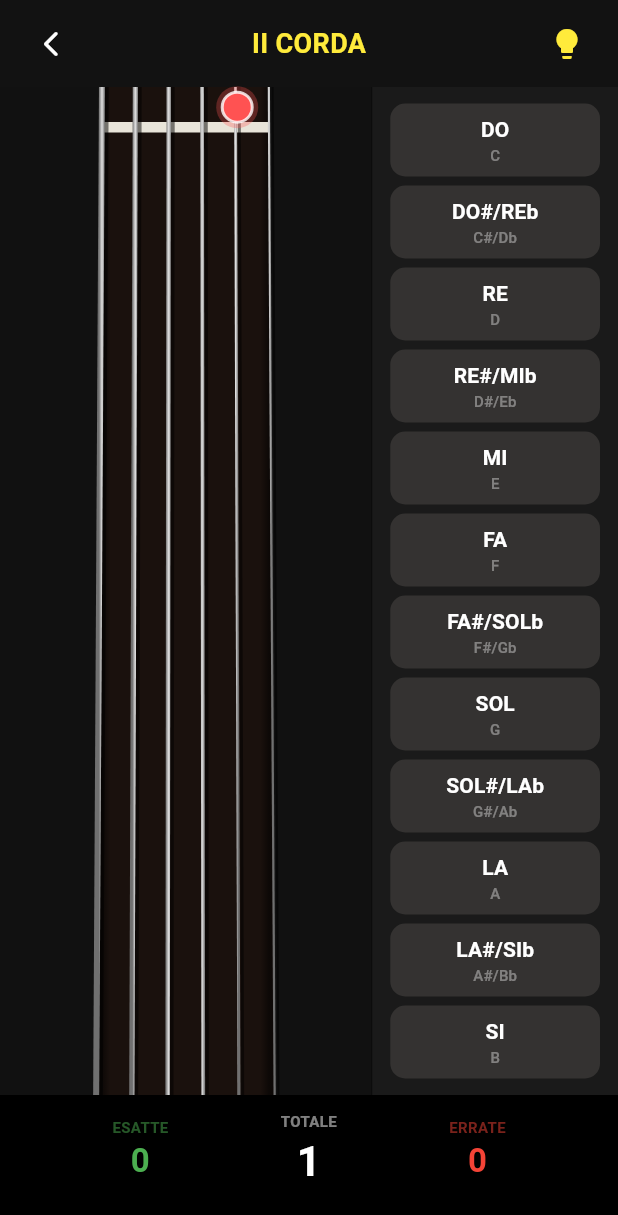
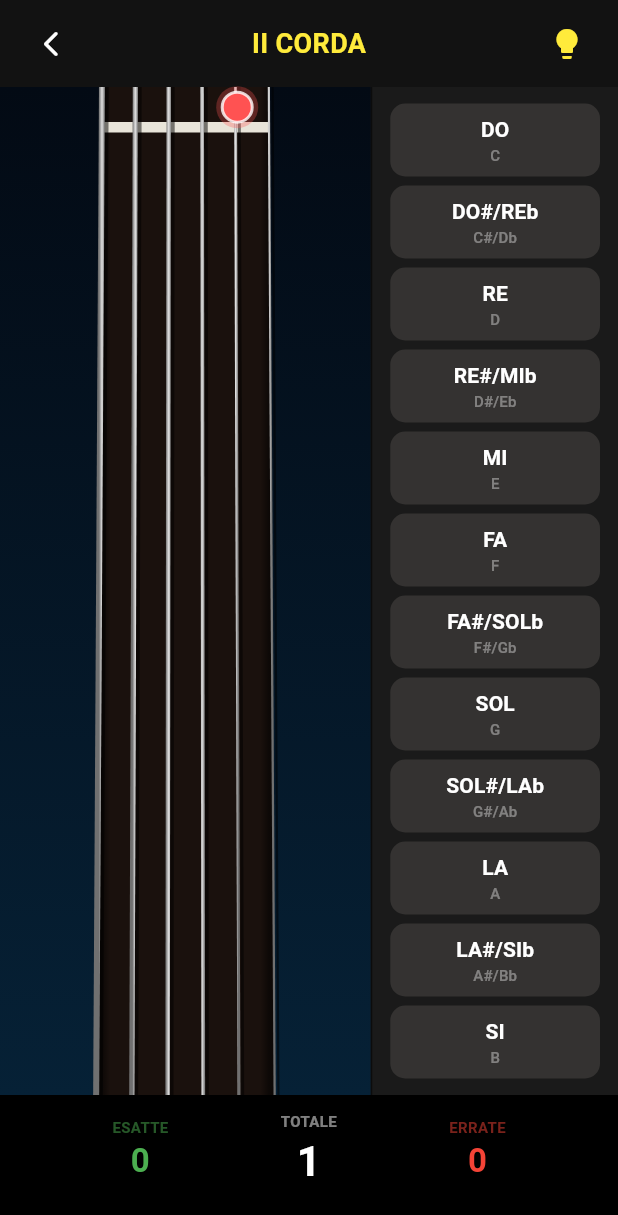
Before and after one commit to LimeBob1985/what-note-is-it, a Flutter app: the GamePage screen opened directly with empty values, after a tap on the "lightbulb" icon, on a phone screen of 412 x 824 dp. Shown: the top 1215 px of the screen. Run offline on Flutter 3.47's test engine with Material 3 defaults, Android fonts, the phone set to English and light mode, and no system bars; our stand-ins replace shared_preferences; accounts and stored records are empty.

Commit message:
Modifica al colore di fondo

```diff
--- a/lib/widgets/guitar_neck_painter.dart
+++ b/lib/widgets/guitar_neck_painter.dart
@@ -1,3 +1,4 @@
+// lib/widgets/guitar_neck_painter.dart
 import 'package:flutter/material.dart';
 import 'dart:ui' as ui;
 
@@ -35,8 +36,7 @@ class GuitarNeckPainter extends CustomPainter {
     final double width = size.width;
     final double height = size.height;
 
-    // Colori definiti
-    const Color neckBackground = Color(0xFF111111); // Grigio quasi nero richiesto
+    // --- COLORI DEFINITI ---
     const Color fretboardWood = Color(0xFF1A110D);
     const Color nutColor = Color(0xFFE8E4D9);
 
@@ -60,9 +60,17 @@ class GuitarNeckPainter extends CustomPainter {
       return (width - getWidthAtY(y)) / 2;
     }
 
-    // --- 1. SFONDO LATERALE (GRIGIO SCURISSIMO) ---
-    paint.color = neckBackground;
+    // --- 1. SFONDO LATERALE (GRADIENTE BLU SFUMATO DALL'ICONA) ---
+    paint.shader = ui.Gradient.linear(
+      const Offset(0, 0),
+      Offset(0, height),
+      [
+        const Color(0xFF030A14), // Blu molto scuro (alto)
+        const Color(0xFF062136), // Blu petrolio sfumato (basso)
+      ],
+    );
     canvas.drawRect(Rect.fromLTWH(0, 0, width, height), paint);
+    paint.shader = null; // Reset shader per gli altri elementi
 
     // --- 2. TASTIERA ---
     paint.color = fretboardWood;
@@ -121,7 +129,7 @@ class GuitarNeckPainter extends CustomPainter {
           final Paint inlayPaint = Paint()
             ..shader = ui.Gradient.radial(
               center,
-              8,
+              centerW / 12, // Dimensione proporzionale
               [Colors.white.withOpacity(0.6), Colors.white.withOpacity(0.1)],
               [0.1, 1.0],
             );
@@ -142,8 +150,8 @@ class GuitarNeckPainter extends CustomPainter {
       canvas.drawLine(Offset(currentX, currentPos + 1), Offset(currentX + currentW, currentPos + 1), paint);
 
       paint.shader = LinearGradient(
-        colors: [Color(0xFF808080), Color(0xFFE0E0E0), Color(0xFF808080)],
-        stops: [0.0, 0.5, 1.0],
+        colors: [const Color(0xFF808080), const Color(0xFFE0E0E0), const Color(0xFF808080)],
+        stops: const [0.0, 0.5, 1.0],
       ).createShader(Rect.fromLTWH(currentX, currentPos - 1, currentW, 2));
 
       paint.strokeWidth = 2.5;
@@ -164,27 +172,23 @@ class GuitarNeckPainter extends CustomPainter {
       double xBase = baseXStart + (i * (baseWidth / 5));
       double sWidth = 4.0 - (i * 0.5);
 
-      // Identifichiamo se questa corda deve essere animata
       bool isAnimatedString = isAnimatingFound && (i + 1 == stringFoundIdx);
 
       if (!isAnimatedString) {
-        // OMBRA corda standard
         canvas.drawLine(
           Offset(xNut + 2.5, 0), Offset(xBase + 2.5, height),
           Paint()..color = Colors.black.withOpacity(0.5)..strokeWidth = sWidth..isAntiAlias = true
         );
 
-        // CORDA standard
         paint.shader = ui.Gradient.linear(
           Offset(xNut - 2, 0), Offset(xNut + 2, 0),
-          [Color(0xFF707070), Color(0xFFE0E0E0), Color(0xFF707070)],
-          [0.0, 0.5, 1.0],
+          [const Color(0xFF707070), const Color(0xFFE0E0E0), const Color(0xFF707070)],
+          const [0.0, 0.5, 1.0],
         );
         paint.strokeWidth = sWidth;
         canvas.drawLine(Offset(xNut, 0), Offset(xBase, height), paint);
         paint.shader = null;
       } else {
-        // --- EFFETTO GARAGEBAND ---
         double startY;
         if (fretFoundIdx == 0) {
           startY = nutY / 2;
@@ -194,17 +198,15 @@ class GuitarNeckPainter extends CustomPainter {
           startY = prevP + (currP - prevP) / 2;
         }
 
-        // Parte superiore (fissa)
         paint.color = const Color(0xFFBDBDBD);
         paint.strokeWidth = sWidth;
         canvas.drawLine(Offset(xNut, 0), Offset(xNut, startY), paint);
 
-        // Parte inferiore (animata/sfumata)
         paint.shader = ui.Gradient.linear(
           Offset(xNut, startY),
           Offset(xBase, height),
           [const Color(0xFFE0E0E0).withOpacity(1.0 - animationValue), Colors.transparent],
-          [0.0, 1.0],
+          const [0.0, 1.0],
         );
         paint.strokeWidth = sWidth * 2.0 * (1.0 - animationValue / 2.0);
         canvas.drawLine(Offset(xNut, startY), Offset(xBase, height), paint);
@@ -228,20 +230,17 @@ class GuitarNeckPainter extends CustomPainter {
     double getXForStringAtY(int stringIdx, double y) {
       double xNut = nutX + (stringIdx * (nutW / 5));
       double xBase = baseX + (stringIdx * (baseW / 5));
-      // Calcolo interpolato della X in base alla profondità Y
       double totalH = fretPositions.isEmpty ? 1 : fretPositions.last;
       return xNut + (xBase - xNut) * (y / totalH);
     }
 
     int sIdx = currentString - 1;
 
-    // Note trovate (Verdi)
     for (int f in foundFrets) {
       double dotY = (f == 0) ? nutY / 2 : fretPositions[f - 1] + (fretPositions[f] - fretPositions[f - 1]) / 2;
       drawNoteDot(getXForStringAtY(sIdx, dotY), dotY, Colors.greenAccent);
     }
 
-    // Suggerimento (Giallo) o Nota Bersaglio (Rossa)
     if (showAllNotes && openNoteIndex != -1 && targetNoteIndex != -1) {
       for (int f = 0; f <= frets; f++) {
         if ((openNoteIndex + f) % 12 == targetNoteIndex) {
```
